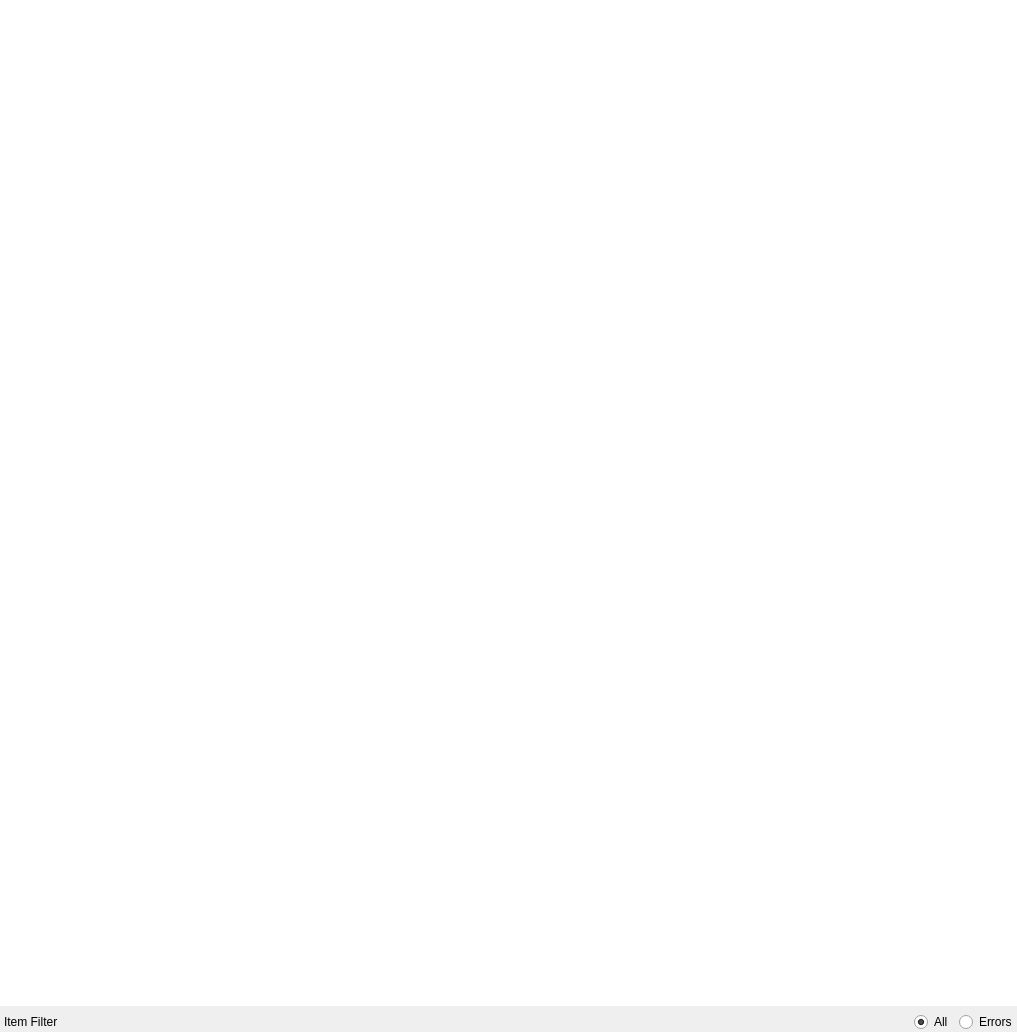
The window that Include/iqtfpf/CHotfolderGuiComp.ui (naskin-gmg/AcfSln) describes before a commit, drawn with Qt 5.
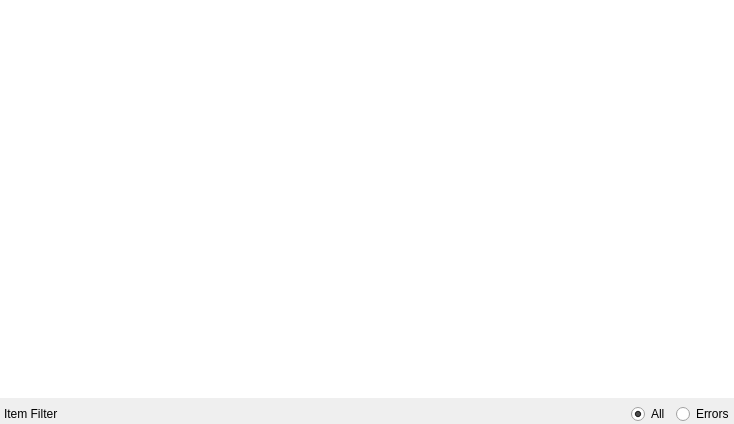
The same window after the commit.

Commit message: Preview components in hotfolder implementation redesigned.

What changed in the file:
```diff
--- a/Include/iqtfpf/CHotfolderGuiComp.ui
+++ b/Include/iqtfpf/CHotfolderGuiComp.ui
@@ -6,8 +6,8 @@
    <rect>
     <x>0</x>
     <y>0</y>
-    <width>1017</width>
-    <height>1032</height>
+    <width>734</width>
+    <height>424</height>
    </rect>
   </property>
   <property name="sizePolicy">
@@ -47,34 +47,57 @@
 	margin-right: 4px;
  }
 
+/**
+	Processing item has only bottom border
+*/
 QTreeView::item:!has-children
 {
 	border: 0px;
 	border-bottom: 1px solid  palette(mid);
  }
 
+
+/**
+	Directory item has top margin and gradient fill
+*/
 QTreeView::item:has-children
 {
 	margin-top: 4px;
     background: qlineargradient(x1: 0, y1: 0, x2: 0, y2: 1, stop: 0 rgba(250,250,250,192), stop: 1 rgba(231,231,231,192));
  }
 
+/**
+	Last processing item has no border
+*/
  QTreeView::item:!has-children:!has-siblings
 {
 	border-bottom: 0px;
  }
 
-
+/*
+	Selected processing item
+*/
 QTreeView::item:selected:!has-children
 {
-	background: palette(highlight);
+	margin-top: 4px;
+	margin-bottom: 4px;
+   	background: rgba(165, 201, 239, 255);
+   	border: 1px solid black;
+ 	color: transparent;
  }
 
+/**
+	Selected root item must have black pen for text drawing
+*/
 QTreeView::item:selected:has-children
 {
 	color: black;
  }
 
+
+/**
+	hide branch
+*/
 QTreeView::branch
 {
 	background: palette(base);
```
The commit also changes 23 other files.
